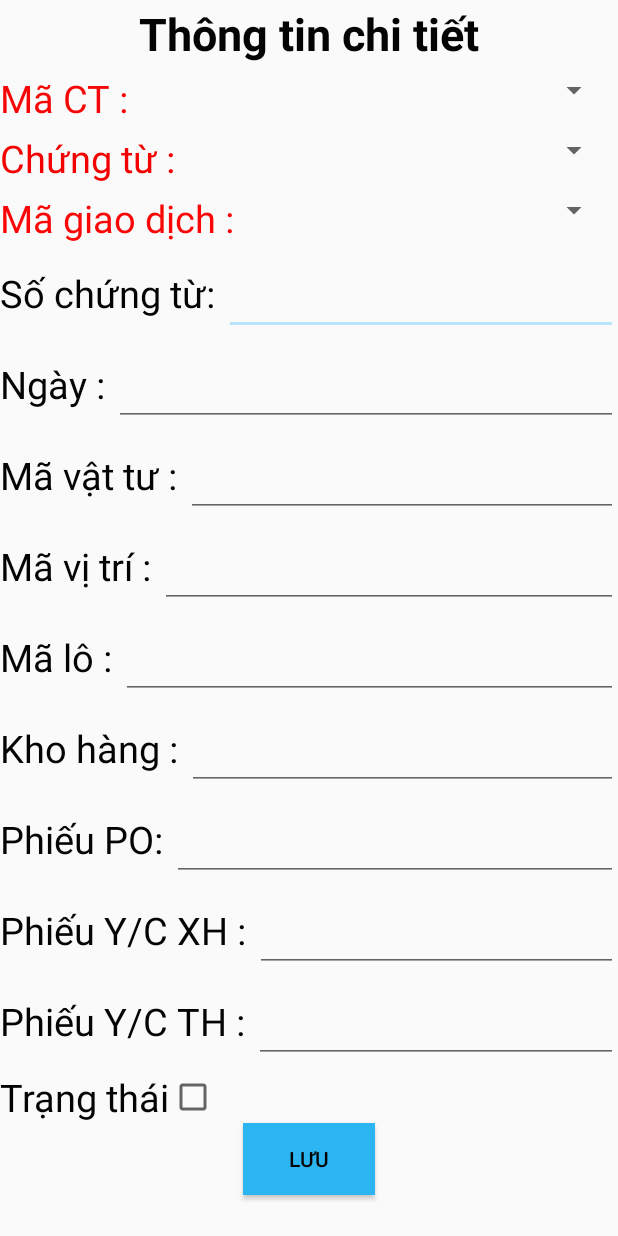
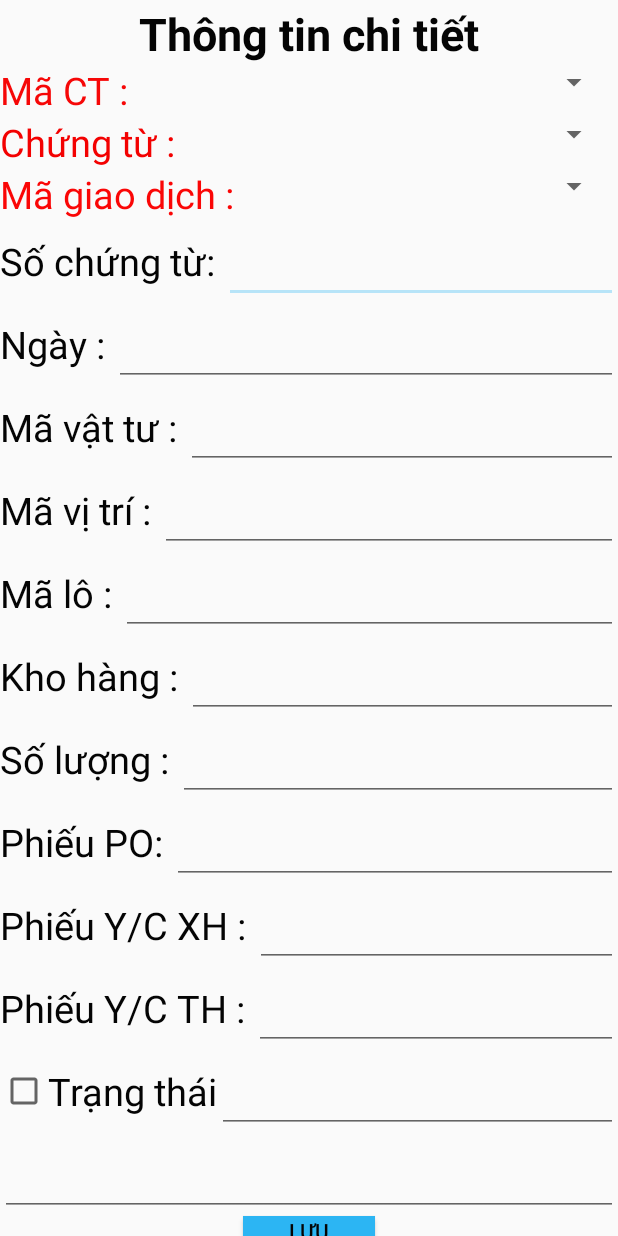
Before and after one commit to vanthuan9699/ATOSQLite, an Android app: the screen it shows after launch (MainActivity), after a tap on "LƯU", on a phone screen of 412 x 824 dp. Run offline under Robolectric (Android 15) with nearby library versions, the phone set to English and light mode, and no system bars; 2 statements that could not run were skipped.

Commit message:
no message

```diff
--- a/app/src/main/java/com/example/myapplication/MainActivity.java
+++ b/app/src/main/java/com/example/myapplication/MainActivity.java
@@ -6,9 +6,9 @@ import android.content.Context;
 import android.database.Cursor;
 import android.database.sqlite.SQLiteDatabase;
 import android.os.Bundle;
-import android.util.Log;
+
 import android.view.View;
-import android.widget.AdapterView;
+
 import android.widget.ArrayAdapter;
 import android.widget.Button;
 import android.widget.EditText;
@@ -17,17 +17,17 @@ import android.widget.TextView;
 import android.widget.Toast;
 
 import java.util.ArrayList;
-import java.util.List;
+
 
 public class MainActivity extends AppCompatActivity {
-    TextView tv_mact, tv_ct, tv_magd, tv_soct;
-    EditText edt_ghichu, edt_soct;
+    EditText edt_soluong, edt_trangthai, edt_ghichu, edt_soct, edtNgay, edtMavt, edtMavitri, edtMalo, edtKhohang, edtPhieuPO, edtPhieuxh, edtPhieuth;
     Spinner sp_mact, sp_ct, sp_magd;
     Button btn_save;
     final Context context = this;
     private SQLiteDatabase db;
     ArrayList<String> arrayList, arrayList2, arrayList3;
     ArrayAdapter adapter, adapter2, adapter3;
+
     @Override
     protected void onCreate(Bundle savedInstanceState) {
         super.onCreate(savedInstanceState);
@@ -52,12 +52,26 @@ public class MainActivity extends AppCompatActivity {
         loadData();
         Save();
     }
+
     private void init() {
+
         btn_save = findViewById(R.id.btn_save);
         edt_soct = findViewById(R.id.soct);
         sp_ct = findViewById(R.id.sp_ct);
         sp_magd = findViewById(R.id.sp_magd);
         sp_mact = findViewById(R.id.sp_mact);
+        edtNgay = findViewById(R.id.ngay);
+        edtMavt = findViewById(R.id.mavattu);
+        edtMavitri = findViewById(R.id.mavitri);
+        edtMalo = findViewById(R.id.malo);
+        edtKhohang = findViewById(R.id.khohang);
+        edtPhieuPO = findViewById(R.id.phieupo);
+        edtPhieuxh = findViewById(R.id.ycxh);
+        edtPhieuth = findViewById(R.id.ycth);
+        edt_trangthai = findViewById(R.id.edt_trangthai);
+        edt_ghichu = findViewById(R.id.edt_status);
+        edt_soluong = findViewById(R.id.soluong);
+
     }
 
     private void initData() {
@@ -85,6 +99,7 @@ public class MainActivity extends AppCompatActivity {
                 "Status_fast char(1))";
         db.execSQL(sql3);
     }
+
     private void inserRow() {
 //        String sql = "INSERT INTO zcdmct_tudong(Ma_ct, Ten_ct) VALUES ('TBL', 'Thông báo nhập kho')";
 //        db.execSQL(sql);
@@ -101,8 +116,10 @@ public class MainActivity extends AppCompatActivity {
 //        db.execSQL(sql6);
 //        String sql7 = "INSERT INTO zcdmct_giaodich(Ma_ct, Ma_gd, Ten_gd) VALUES ('PXA', 'XB', 'Xuất bán')";
 //        db.execSQL(sql7);
-//        String sql = "DELETE FROM zcdmct_giaodich";
+//        String sql = "DELETE FROM zc_barcode_auto";
 //        db.execSQL(sql);
+
+
     }
 
     private void loadData() {
@@ -140,10 +157,66 @@ public class MainActivity extends AppCompatActivity {
             sp_magd.setAdapter(adapter3);
         }
     }
-    private void Save(){
+
+    private void Save() {
         btn_save.setOnClickListener(new View.OnClickListener() {
             @Override
             public void onClick(View v) {
+                String ma_ct = sp_mact.getSelectedItem().toString();
+                String ma_gd = sp_magd.getSelectedItem().toString();
+                String so_ct = edt_soct.getText().toString();
+                String ngay = edtNgay.getText().toString();
+                String mavatu = edtMavt.getText().toString();
+                String mavitri = edtMavitri.getText().toString();
+                String malo = edtMalo.getText().toString();
+                String makho = edtKhohang.getText().toString();
+                String soluong = edt_soluong.getText().toString();
+                String po = edtPhieuPO.getText().toString();
+                String dn = edtPhieuxh.getText().toString();
+                String th = edtPhieuth.getText().toString();
+                String trangthai = edt_trangthai.getText().toString();
+                String status = edt_ghichu.getText().toString();
+                String sql = "INSERT INTO zc_barcode_auto (Ma_ct, Ma_gd, So_ct, Ngay_ct, Ma_vt, Ma_vi_tri, Ma_lo, Ma_kho, So_luong,Stt_rec_po, Stt_rec_dn, Stt_rec_th,Status, Status_fast)" +
+                        " VALUES ('" + ma_ct + "', " +
+                        "'" + ma_gd + "', " +
+                        "'" + so_ct + "', " +
+                        "'" + ngay + "', " +
+                        "'" + mavatu + "', " +
+                        "'" + mavitri + "'," +
+                        " '" + malo + "', " +
+                        "'" + makho + "'  ," +
+                        "'" + soluong + "', " +
+                        "'" + po + "', " +
+                        "'" + dn + "', " +
+                        "'" + th + "', " +
+                        "'" + trangthai + "', " +
+                        "'" + status + "')";
+                db.execSQL(sql);
+                Toast.makeText(MainActivity.this, "Lưu thành công", Toast.LENGTH_SHORT).show();
+//                String sql = "select * from zc_barcode_auto";
+//                Cursor cursor = db.rawQuery(sql, null);
+//                while (!cursor.isAfterLast()) {
+//                    String soct = cursor.getString(0);
+//                    String ngay = cursor.getString(1);
+//                    String mavt = cursor.getString(2);
+//                    String mavtri = cursor.getString(3);
+//                    String malo = cursor.getString(4);
+//                    String khohang = cursor.getString(5);
+//                    String phieupo = cursor.getString(6);
+//                    String phieuxh = cursor.getString(7);
+//                    String phieuth = cursor.getString(8);
+//
+//                    SQLdata u = new SQLdata();
+//                    u.setSo_CT(soct);
+//                    u.setNgay_CT(ngay);
+//                    u.setMa_VT(mavt);
+//                    u.setMa_vi_tri(mavtri);
+//                    u.setMa_lo(malo);
+//                    u.setMa_kho(khohang);
+//                    u.setStt_rec_po(phieupo);
+//                    u.setStt_rec_dn(phieuxh);
+//                    u.setStt_rec_th(phieuth);
+//                }
 
             }
         });
--- a/app/src/main/java/com/example/myapplication/SQLdata.java
+++ b/app/src/main/java/com/example/myapplication/SQLdata.java
@@ -6,7 +6,7 @@ public class SQLdata {
     private String MaCT;
     private String MaGD;
     private String So_CT;
-    private Date Ngay_CT;
+    private String Ngay_CT;
     private String Ma_VT;
     private String Ma_vi_tri;
     private String Ma_lo;
@@ -39,11 +39,11 @@ public class SQLdata {
         So_CT = so_CT;
     }
 
-    public Date getNgay_CT() {
+    public String getNgay_CT() {
         return Ngay_CT;
     }
 
-    public void setNgay_CT(Date ngay_CT) {
+    public void setNgay_CT(String ngay_CT) {
         Ngay_CT = ngay_CT;
     }
 
--- a/app/src/main/res/layout/activity_main.xml
+++ b/app/src/main/res/layout/activity_main.xml
@@ -6,8 +6,6 @@
     android:layout_height="match_parent"
     android:orientation="vertical"
     tools:context=".MainActivity">
-
-
 
     <TextView
         android:layout_width="match_parent"
@@ -22,7 +20,6 @@
     <LinearLayout
         android:layout_width="match_parent"
         android:layout_height="wrap_content"
-        android:layout_marginTop="5dp"
         android:layout_marginRight="5dp"
 
         android:orientation="horizontal">
@@ -50,7 +47,6 @@
     <LinearLayout
         android:layout_width="match_parent"
         android:layout_height="wrap_content"
-        android:layout_marginTop="5dp"
 
         android:layout_marginRight="5dp"
         android:orientation="horizontal">
@@ -76,7 +72,6 @@
     <LinearLayout
         android:layout_width="match_parent"
         android:layout_height="wrap_content"
-        android:layout_marginTop="5dp"
 
         android:layout_marginRight="5dp"
         android:orientation="horizontal"
@@ -103,7 +98,7 @@
     <LinearLayout
         android:layout_width="match_parent"
         android:layout_height="wrap_content"
-        android:layout_marginTop="5dp"
+
 
         android:orientation="horizontal">
 
@@ -120,7 +115,6 @@
             android:id="@+id/soct"
             android:layout_width="match_parent"
             android:layout_height="wrap_content"
-
             android:textColor="#040404"
             android:textSize="25sp" />
     </LinearLayout>
@@ -128,7 +122,7 @@
     <LinearLayout
         android:layout_width="match_parent"
         android:layout_height="wrap_content"
-        android:layout_marginTop="5dp"
+
 
         android:orientation="horizontal">
 
@@ -152,7 +146,7 @@
     <LinearLayout
         android:layout_width="match_parent"
         android:layout_height="wrap_content"
-        android:layout_marginTop="5dp"
+
 
         android:orientation="horizontal">
 
@@ -168,7 +162,6 @@
             android:id="@+id/mavattu"
             android:layout_width="match_parent"
             android:layout_height="wrap_content"
-
             android:textColor="#040404"
             android:textSize="25sp" />
     </LinearLayout>
@@ -176,7 +169,6 @@
     <LinearLayout
         android:layout_width="match_parent"
         android:layout_height="wrap_content"
-        android:layout_marginTop="5dp"
 
 
         android:orientation="horizontal">
@@ -193,7 +185,6 @@
             android:id="@+id/mavitri"
             android:layout_width="match_parent"
             android:layout_height="wrap_content"
-
             android:textColor="#040404"
             android:textSize="25sp" />
     </LinearLayout>
@@ -201,7 +192,7 @@
     <LinearLayout
         android:layout_width="match_parent"
         android:layout_height="wrap_content"
-        android:layout_marginTop="5dp"
+
         android:orientation="horizontal"
 
         >
@@ -219,14 +210,13 @@
             android:layout_width="match_parent"
             android:layout_height="wrap_content"
             android:textColor="#040404"
-
             android:textSize="25sp" />
     </LinearLayout>
 
     <LinearLayout
         android:layout_width="match_parent"
         android:layout_height="wrap_content"
-        android:layout_marginTop="5dp"
+
 
         android:orientation="horizontal">
 
@@ -246,11 +236,34 @@
 
             android:textSize="25sp" />
     </LinearLayout>
+    <LinearLayout
+        android:layout_width="match_parent"
+        android:layout_height="wrap_content"
+
+
+        android:orientation="horizontal">
+
+        <TextView
+            android:layout_width="wrap_content"
+            android:layout_height="wrap_content"
+            android:text="Số lượng : "
+
+            android:textColor="#040404"
+            android:textSize="25sp" />
+
+        <EditText
+            android:id="@+id/soluong"
+            android:layout_width="match_parent"
+            android:layout_height="wrap_content"
+            android:textColor="#040404"
+
+            android:textSize="25sp" />
+    </LinearLayout>
 
     <LinearLayout
         android:layout_width="match_parent"
         android:layout_height="wrap_content"
-        android:layout_marginTop="5dp"
+
 
         android:orientation="horizontal">
 
@@ -274,7 +287,7 @@
     <LinearLayout
         android:layout_width="match_parent"
         android:layout_height="wrap_content"
-        android:layout_marginTop="5dp"
+
         android:orientation="horizontal">
         <TextView
             android:layout_width="wrap_content"
@@ -293,7 +306,7 @@
     <LinearLayout
         android:layout_width="match_parent"
         android:layout_height="wrap_content"
-        android:layout_marginTop="5dp"
+
         android:orientation="horizontal">
         <TextView
             android:layout_width="wrap_content"
@@ -311,21 +324,29 @@
     <LinearLayout
         android:layout_width="match_parent"
         android:layout_height="wrap_content"
-        android:layout_marginTop="5dp"
+
         android:orientation="horizontal">
-        <TextView
+
+        <CheckBox
+            android:id="@+id/trangthai"
             android:layout_width="wrap_content"
             android:layout_height="wrap_content"
+            android:textColor="#040404"
             android:text="Trạng thái"
-            android:textColor="#040404"
             android:textSize="25sp" />
-        <CheckBox
-            android:id="@+id/trangthai"
+        <EditText
+            android:id="@+id/edt_trangthai"
             android:layout_width="match_parent"
             android:layout_height="wrap_content"
             android:textColor="#040404"
             android:textSize="25sp" />
     </LinearLayout>
+    <EditText
+        android:id="@+id/edt_status"
+        android:layout_width="match_parent"
+        android:layout_height="wrap_content"
+        android:textColor="#040404"
+        android:textSize="25sp" />
 
     <Button
         android:id="@+id/btn_save"
```
